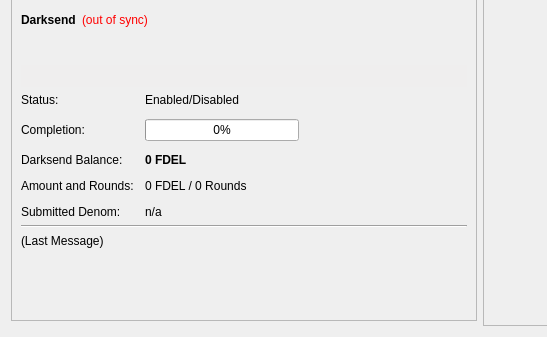
This is src/qt/forms/overviewpage.ui in hronopay/fd as Qt 5 draws it before an edit; both pictures show x 0 to 547 and y 277 to 614 of the 960 by 614 pixel window. The edited form follows.
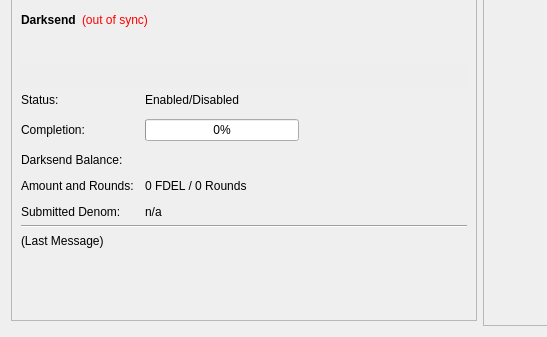
This is the edited form.

Commit message: delete DS balance

Patch:
```diff
--- a/src/qt/forms/overviewpage.ui
+++ b/src/qt/forms/overviewpage.ui
@@ -998,19 +998,6 @@
               </property>
              </widget>
             </item>
-            <item row="3" column="1">
-             <widget class="QLabel" name="labelAnonymized">
-              <property name="font">
-               <font>
-                <weight>75</weight>
-                <bold>true</bold>
-               </font>
-              </property>
-              <property name="text">
-               <string notr="true">0 FDEL</string>
-              </property>
-             </widget>
-            </item>
             <item row="4" column="0">
              <widget class="QLabel" name="label_8">
               <property name="text">
```
The commit also changes 1 other file.
